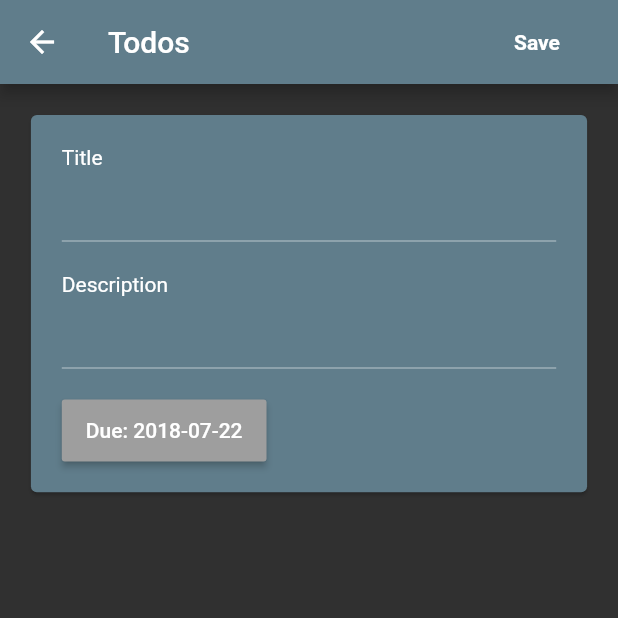
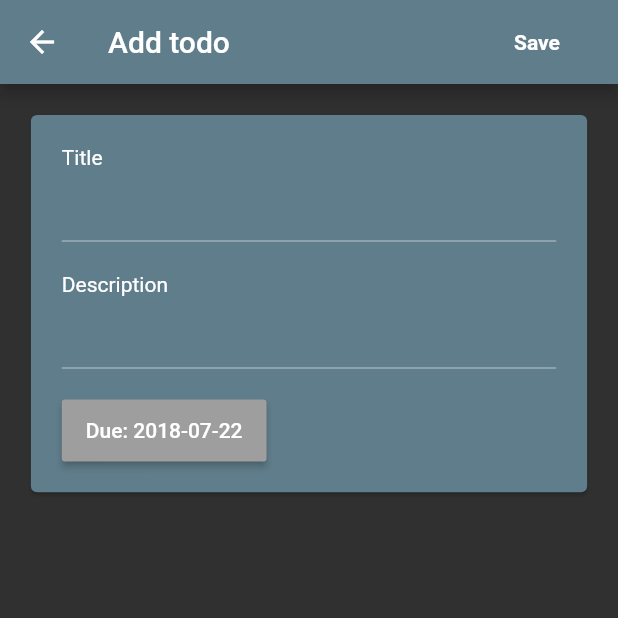
Before and after one commit to ViktorSimko/FlutterTodo, a Flutter app: the TodoDetails screen opened directly, on a phone screen of 412 x 824 dp, the top half of it. Run offline on Flutter 3.47's test engine with Material 2 defaults, Android fonts, the phone set to English and light mode, and no system bars.

Commit message:
Improve the title on the details screen

```diff
--- a/lib/widget/todo_details.dart
+++ b/lib/widget/todo_details.dart
@@ -51,7 +51,7 @@ class _TodoDetailsState extends State<TodoDetails> {
 
     return Scaffold(
       appBar: AppBar(
-        title: Text('Todos'),
+        title: Text(widget.todo == null ? 'Add todo' : 'Edit todo'),
         actions: <Widget>[
           Container(
             child: FlatButton(
```
